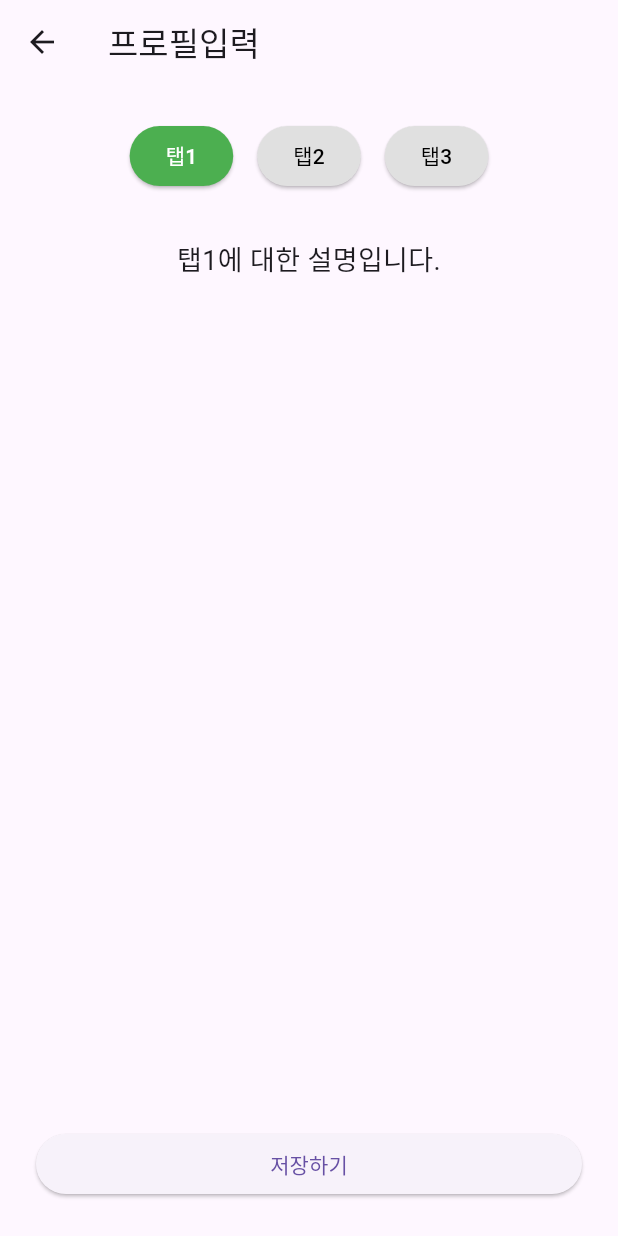
After one commit to laurenCho9/flutter_feat_modal_and_push, a Flutter app: the ProfileInputPage screen opened directly, on a phone screen of 412 x 824 dp. The commit adds this screen. Run offline on Flutter 3.47's test engine with Material 3 defaults, Android fonts, the phone set to English and light mode, and no system bars.

Commit message:
feat: 프로필입력 페이지 각 탭에 맞게 push 애니메이션으로 열리도록 구현

```diff
--- a/lib/modal.dart
+++ b/lib/modal.dart
@@ -1,4 +1,5 @@
 import 'package:flutter/material.dart';
+import 'profile_input.dart';
 
 class CustomModal extends StatefulWidget {
   const CustomModal({super.key});
@@ -9,6 +10,12 @@ class CustomModal extends StatefulWidget {
 
 class _CustomModalState extends State<CustomModal> {
   int _selectedTab = 0;
+
+  void _openProfileInputPage(int tabIndex) {
+    Navigator.of(context).push(
+      MaterialPageRoute(builder: (_) => ProfileInputPage(initialTab: tabIndex)),
+    );
+  }
 
   @override
   Widget build(BuildContext context) {
@@ -58,7 +65,7 @@ class _CustomModalState extends State<CustomModal> {
               const SizedBox(width: 12),
               Expanded(
                 child: ElevatedButton(
-                  onPressed: () {},
+                  onPressed: () => _openProfileInputPage(_selectedTab),
                   child: Text(inputButtonTexts[_selectedTab]),
                 ),
               ),
--- /dev/null
+++ b/lib/profile_input.dart
@@ -0,0 +1,86 @@
+import 'package:flutter/material.dart';
+
+class ProfileInputPage extends StatefulWidget {
+  final int initialTab;
+  const ProfileInputPage({super.key, this.initialTab = 0});
+
+  @override
+  State<ProfileInputPage> createState() => _ProfileInputPageState();
+}
+
+class _ProfileInputPageState extends State<ProfileInputPage> {
+  late int _selectedTab;
+
+  final List<String> tabTitles = ['탭1', '탭2', '탭3'];
+  final List<String> tabDescriptions = [
+    '탭1에 대한 설명입니다.',
+    '탭2에 대한 설명입니다.',
+    '탭3에 대한 설명입니다.',
+  ];
+
+  @override
+  void initState() {
+    super.initState();
+    _selectedTab = widget.initialTab;
+  }
+
+  @override
+  Widget build(BuildContext context) {
+    return Scaffold(
+      appBar: AppBar(
+        title: const Text('프로필입력'),
+        leading: IconButton(
+          icon: const Icon(Icons.arrow_back),
+          onPressed: () => Navigator.of(context).pop(),
+        ),
+      ),
+      body: Padding(
+        padding: const EdgeInsets.all(24.0),
+        child: Column(
+          crossAxisAlignment: CrossAxisAlignment.stretch,
+          children: [
+            // 탭 버튼
+            Row(
+              mainAxisAlignment: MainAxisAlignment.center,
+              children: List.generate(
+                3,
+                (i) => Padding(
+                  padding: const EdgeInsets.symmetric(horizontal: 8.0),
+                  child: ElevatedButton(
+                    style: ElevatedButton.styleFrom(
+                      backgroundColor:
+                          _selectedTab == i ? Colors.green : Colors.grey[300],
+                      foregroundColor:
+                          _selectedTab == i ? Colors.white : Colors.black,
+                    ),
+                    onPressed: () {
+                      setState(() {
+                        _selectedTab = i;
+                      });
+                    },
+                    child: Text(tabTitles[i]),
+                  ),
+                ),
+              ),
+            ),
+            const SizedBox(height: 32),
+            // 탭별 설명글
+            Text(
+              tabDescriptions[_selectedTab],
+              style: const TextStyle(fontSize: 18),
+              textAlign: TextAlign.center,
+            ),
+            const Spacer(),
+            SizedBox(
+              width: double.infinity,
+              child: ElevatedButton(
+                onPressed: () {},
+                child: const Text('저장하기'),
+              ),
+            ),
+          ],
+        ),
+      ),
+    );
+  }
+}
```
